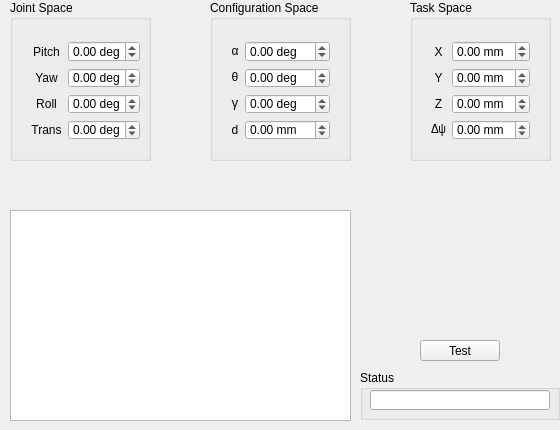
adegirmenci/HBL-ICEbot, file ControllerWidget/controllerwidget.ui: the form before one commit.
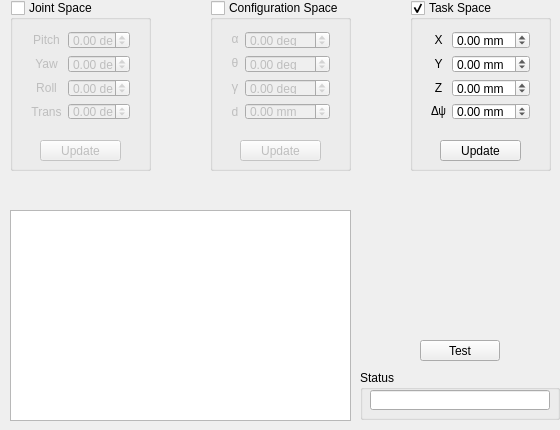
The form after the commit.

Commit message: Excluse toggle logic implemented for three robot spaces in ControllerWidget.

What changed in the file:
```diff
--- a/ControllerWidget/controllerwidget.ui
+++ b/ControllerWidget/controllerwidget.ui
@@ -74,19 +74,25 @@
      <x>210</x>
      <y>0</y>
      <width>141</width>
-     <height>161</height>
+     <height>171</height>
     </rect>
    </property>
    <property name="title">
     <string>Configuration Space</string>
    </property>
+   <property name="checkable">
+    <bool>true</bool>
+   </property>
+   <property name="checked">
+    <bool>false</bool>
+   </property>
    <widget class="QWidget" name="gridLayoutWidget_2">
     <property name="geometry">
      <rect>
       <x>10</x>
-      <y>30</y>
+      <y>20</y>
       <width>121</width>
-      <height>121</height>
+      <height>111</height>
      </rect>
     </property>
     <layout class="QGridLayout" name="gridLayout_3">
@@ -276,6 +282,31 @@
      </item>
     </layout>
    </widget>
+   <widget class="QPushButton" name="updateConfigSpaceButton">
+    <property name="enabled">
+     <bool>false</bool>
+    </property>
+    <property name="geometry">
+     <rect>
+      <x>30</x>
+      <y>140</y>
+      <width>81</width>
+      <height>21</height>
+     </rect>
+    </property>
+    <property name="text">
+     <string>Update</string>
+    </property>
+    <property name="checkable">
+     <bool>false</bool>
+    </property>
+    <property name="checked">
+     <bool>false</bool>
+    </property>
+    <property name="flat">
+     <bool>false</bool>
+    </property>
+   </widget>
   </widget>
   <widget class="QGroupBox" name="taskSpaceGroupBox">
    <property name="geometry">
@@ -283,19 +314,22 @@
      <x>410</x>
      <y>0</y>
      <width>141</width>
-     <height>161</height>
+     <height>171</height>
     </rect>
    </property>
    <property name="title">
     <string>Task Space</string>
    </property>
+   <property name="checkable">
+    <bool>true</bool>
+   </property>
    <widget class="QWidget" name="gridLayoutWidget">
     <property name="geometry">
      <rect>
       <x>10</x>
-      <y>30</y>
+      <y>20</y>
       <width>121</width>
-      <height>121</height>
+      <height>111</height>
      </rect>
     </property>
     <layout class="QGridLayout" name="gridLayout">
@@ -485,6 +519,19 @@
      </item>
     </layout>
    </widget>
+   <widget class="QPushButton" name="updateTaskSpaceButton">
+    <property name="geometry">
+     <rect>
+      <x>30</x>
+      <y>140</y>
+      <width>81</width>
+      <height>21</height>
+     </rect>
+    </property>
+    <property name="text">
+     <string>Update</string>
+    </property>
+   </widget>
   </widget>
   <widget class="QGroupBox" name="jointSpaceGroupBox">
    <property name="geometry">
@@ -492,19 +539,25 @@
      <x>10</x>
      <y>0</y>
      <width>141</width>
-     <height>161</height>
+     <height>171</height>
     </rect>
    </property>
    <property name="title">
     <string>Joint Space</string>
    </property>
+   <property name="checkable">
+    <bool>true</bool>
+   </property>
+   <property name="checked">
+    <bool>false</bool>
+   </property>
    <widget class="QWidget" name="gridLayoutWidget_3">
     <property name="geometry">
      <rect>
       <x>10</x>
-      <y>30</y>
-      <width>131</width>
-      <height>121</height>
+      <y>20</y>
+      <width>121</width>
+      <height>111</height>
      </rect>
     </property>
     <layout class="QGridLayout" name="gridLayout_4">
@@ -694,6 +747,22 @@
      </item>
     </layout>
    </widget>
+   <widget class="QPushButton" name="updateJointSpaceButton">
+    <property name="enabled">
+     <bool>false</bool>
+    </property>
+    <property name="geometry">
+     <rect>
+      <x>30</x>
+      <y>140</y>
+      <width>81</width>
+      <height>21</height>
+     </rect>
+    </property>
+    <property name="text">
+     <string>Update</string>
+    </property>
+   </widget>
   </widget>
  </widget>
  <layoutdefault spacing="6" margin="11"/>
```
Left out of the diff: 76 changed lines with no effect on the pictures. The commit also changes 4 other files.
